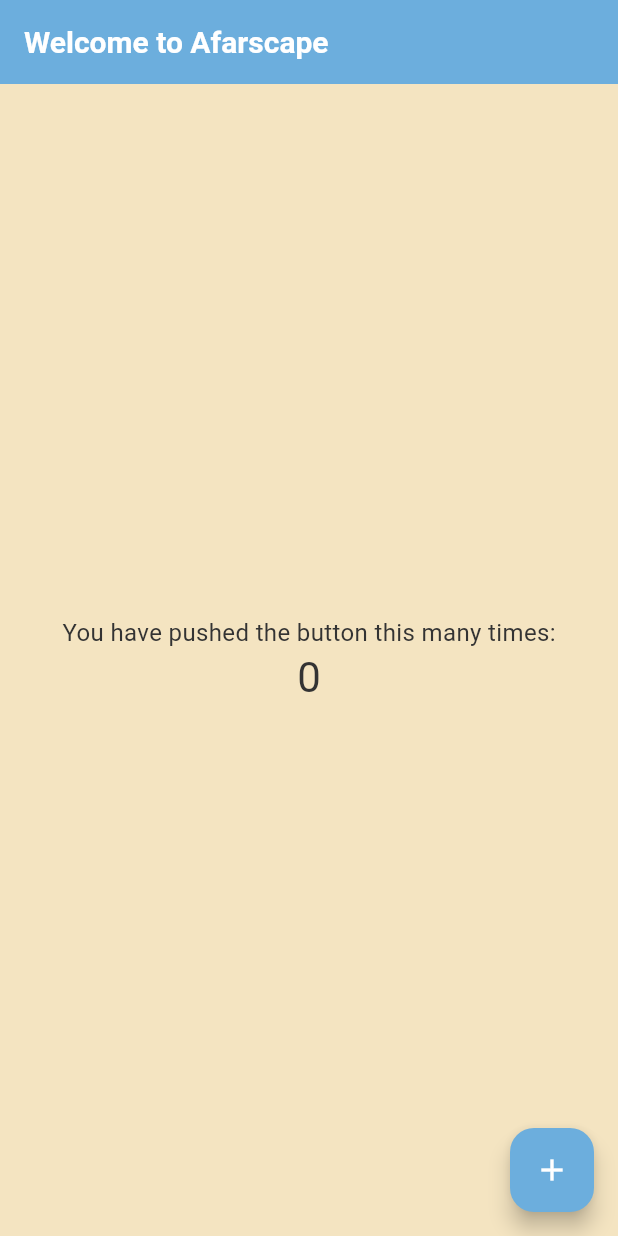
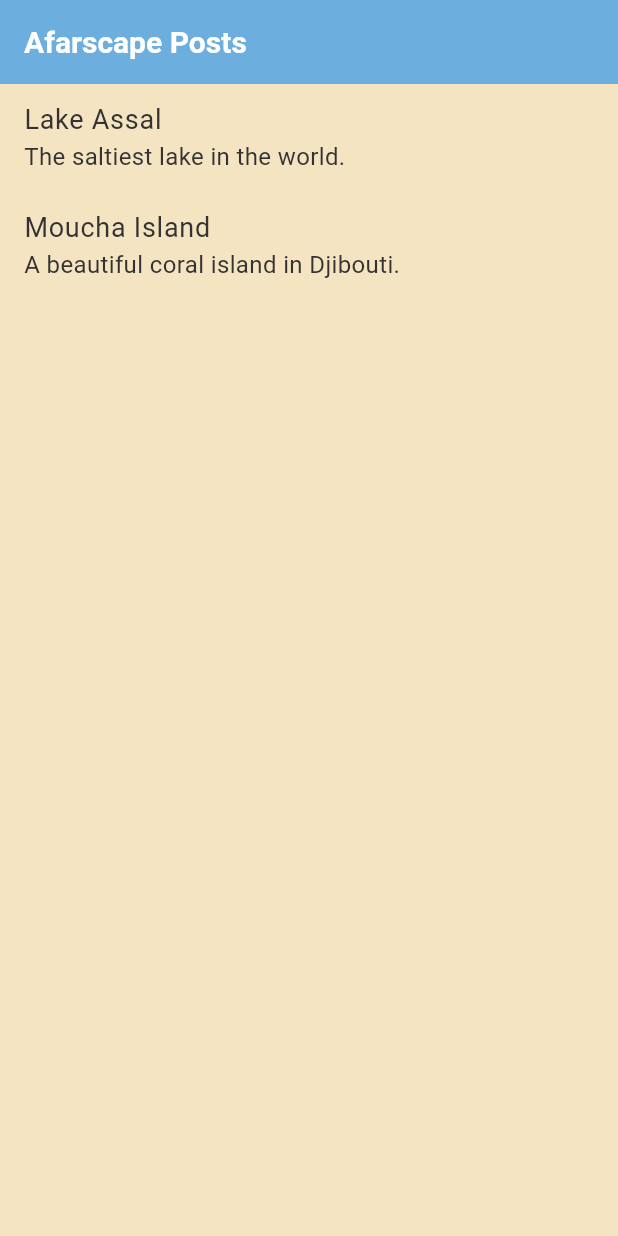
Before and after one commit to jabibamman/afarscape, a Flutter app: the screen it shows after launch, on a phone screen of 412 x 824 dp. Run offline on Flutter 3.47's test engine with Material 3 defaults, Android fonts, the phone set to English and light mode, and no system bars; our stand-ins replace flutter_bloc, get_it.

Commit message:
feat: create the first application example

```diff
--- /dev/null
+++ b/lib/features/features/posts/data/repositories/post_repository_impl.dart
@@ -0,0 +1,14 @@
+import '../../domain/entities/post.dart';
+import '../../domain/repositories/post_repository.dart';
+import '../datasources/fake_post_datasource.dart';
+
+class PostRepositoryImpl implements PostRepository {
+  final FakePostDataSource dataSource;
+
+  PostRepositoryImpl({required this.dataSource});
+
+  @override
+  Future<List<Post>> getPosts() {
+    return dataSource.fetchPosts();
+  }
+}
--- /dev/null
+++ b/lib/features/features/posts/domain/repositories/post_repository.dart
@@ -0,0 +1,5 @@
+import '../entities/post.dart';
+
+abstract class PostRepository {
+  Future<List<Post>> getPosts();
+}
--- /dev/null
+++ b/lib/features/features/posts/presentation/blocs/post_bloc.dart
@@ -0,0 +1,30 @@
+import '../../domain/entities/post.dart';
+import '../../domain/repositories/post_repository.dart';
+import 'package:flutter_bloc/flutter_bloc.dart';
+
+abstract class PostEvent {}
+class LoadPosts extends PostEvent {}
+
+abstract class PostState {}
+class PostLoading extends PostState {}
+class PostLoaded extends PostState {
+  final List<Post> posts;
+  PostLoaded(this.posts);
+}
+class PostError extends PostState {}
+
+class PostBloc extends Bloc<PostEvent, PostState> {
+  final PostRepository repository;
+
+  PostBloc({required this.repository}) : super(PostLoading()) {
+    on<LoadPosts>((event, emit) async {
+      emit(PostLoading());
+      try {
+        final posts = await repository.getPosts();
+        emit(PostLoaded(posts));
+      } catch (_) {
+        emit(PostError());
+      }
+    });
+  }
+}
--- /dev/null
+++ b/lib/features/features/posts/presentation/pages/post_list_page.dart
@@ -0,0 +1,34 @@
+import 'package:flutter/material.dart';
+import 'package:flutter_bloc/flutter_bloc.dart';
+import '../blocs/post_bloc.dart';
+
+class PostListPage extends StatelessWidget {
+  const PostListPage({super.key});
+
+  @override
+  Widget build(BuildContext context) {
+    return Scaffold(
+      appBar: AppBar(title: const Text('Afarscape Posts')),
+      body: BlocBuilder<PostBloc, PostState>(
+        builder: (context, state) {
+          if (state is PostLoading) {
+            return const Center(child: CircularProgressIndicator());
+          } else if (state is PostLoaded) {
+            return ListView.builder(
+              itemCount: state.posts.length,
+              itemBuilder: (context, index) {
+                final post = state.posts[index];
+                return ListTile(
+                  title: Text(post.title),
+                  subtitle: Text(post.description),
+                );
+              },
+            );
+          } else {
+            return const Center(child: Text('Failed to load posts.'));
+          }
+        },
+      ),
+    );
+  }
+}
--- a/lib/injection.dart
+++ b/lib/injection.dart
@@ -0,0 +1,15 @@
+import 'package:get_it/get_it.dart';
+
+import 'features/features/posts/data/datasources/fake_post_datasource.dart';
+import 'features/features/posts/data/repositories/post_repository_impl.dart';
+import 'features/features/posts/domain/repositories/post_repository.dart';
+import 'features/features/posts/presentation/blocs/post_bloc.dart';
+
+final sl = GetIt.instance;
+
+Future<void> init() async {
+  sl.registerLazySingleton(() => FakePostDataSource());
+  sl.registerLazySingleton<PostRepository>(
+          () => PostRepositoryImpl(dataSource: sl()));
+  sl.registerFactory(() => PostBloc(repository: sl()));
+}
--- a/lib/main.dart
+++ b/lib/main.dart
@@ -1,8 +1,15 @@
 import 'package:flutter/material.dart';
+import 'package:flutter_bloc/flutter_bloc.dart';
 
 import 'core/theme/app_theme.dart';
+import 'features/features/posts/presentation/blocs/post_bloc.dart';
+import 'features/features/posts/presentation/pages/post_list_page.dart';
+import 'injection.dart' as di;
+import 'injection.dart';
 
-void main() {
+void main() async {
+  WidgetsFlutterBinding.ensureInitialized();
+  await di.init();
   runApp(const Afarscape());
 }
 
@@ -14,53 +21,9 @@ class Afarscape extends StatelessWidget {
     return MaterialApp(
       title: 'Afarscape',
       theme: DjiboutiTheme.lightTheme,
-      home: const MyHomePage(title: 'Welcome to Afarscape'),
-    );
-  }
-}
-
-class MyHomePage extends StatefulWidget {
-  const MyHomePage({super.key, required this.title});
-
-  final String title;
-
-  @override
-  State<MyHomePage> createState() => _MyHomePageState();
-}
-
-class _MyHomePageState extends State<MyHomePage> {
-  int _counter = 0;
-
-  void _incrementCounter() {
-    setState(() {
-      _counter++;
-    });
-  }
-
-  @override
-  Widget build(BuildContext context) {
-    return Scaffold(
-      appBar: AppBar(
-        title: Text(widget.title),
-      ),
-      body: Center(
-        child: Column(
-          mainAxisAlignment: MainAxisAlignment.center,
-          children: <Widget>[
-            const Text(
-              'You have pushed the button this many times:',
-            ),
-            Text(
-              '$_counter',
-              style: Theme.of(context).textTheme.headlineMedium,
-            ),
-          ],
-        ),
-      ),
-      floatingActionButton: FloatingActionButton(
-        onPressed: _incrementCounter,
-        tooltip: 'Increment',
-        child: const Icon(Icons.add),
+      home: BlocProvider(
+        create: (_) => sl<PostBloc>()..add(LoadPosts()),
+        child: const PostListPage(),
       ),
     );
   }
```
Also changed, not shown: pubspec.yaml (+14 -2 lines), pubspec.lock.
